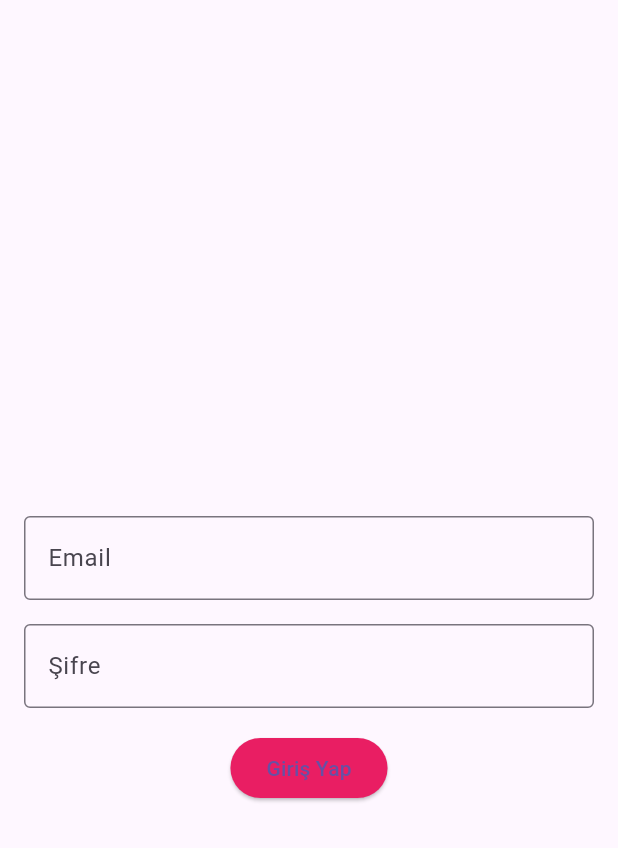
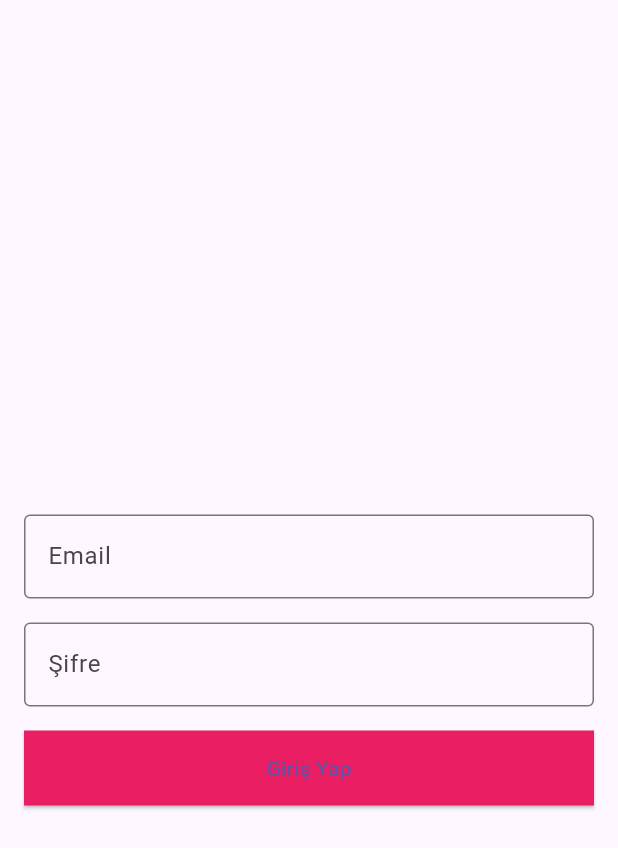
Before and after one commit to zsyon/flutter_uygulama2, a Flutter app: the screen it shows after launch, on a phone screen of 412 x 824 dp. Shown: the top 848 px of the screen. Run offline on Flutter 3.47's test engine with Material 3 defaults, Android fonts, the phone set to English and light mode, and no system bars.

Commit message:
add button

```diff
--- a/lib/main.dart
+++ b/lib/main.dart
@@ -46,15 +46,22 @@ class _MyHomePageState extends State<MyHomePage> {
               ),
             ),
             SizedBox(height: 16),
-            ElevatedButton(
+            SizedBox(
+              width: double.infinity,
+              height: 50,
+              child: ElevatedButton(
                 onPressed: () {
-                // TextField'dan alınan değeri kullanabilirsiniz
                   String enteredText = _textEditingController.text;
                   print('Girilen metin: $enteredText');
                 },
                 child: Text('Giriş Yap'),
                 style: ElevatedButton.styleFrom(
                   primary: Colors.pink,
+                  shape: RoundedRectangleBorder(
+                    borderRadius: BorderRadius.circular(
+                        0), // Kenarları kıvrık yapmak için 0 değeri verin
+                  ),
+                ),
               ),
             ),
           ],
```
Lines whose indentation alone changed are shown as unchanged.
